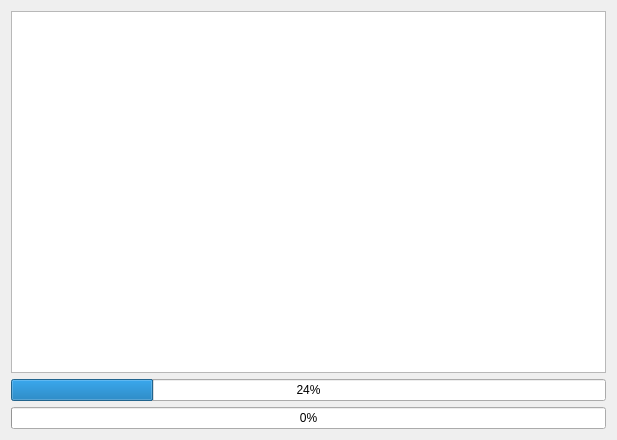
The window that runtimewindow.ui (ArashMassoudieh/OpenHydroQual) describes before a commit, drawn with Qt 5.
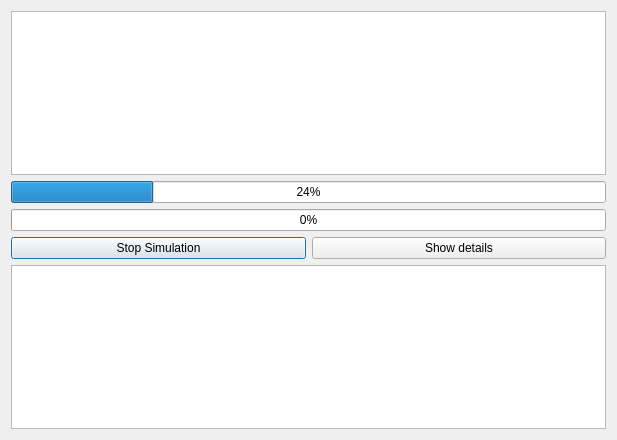
The same window after the commit.

```diff
--- a/runtimewindow.ui
+++ b/runtimewindow.ui
@@ -35,6 +35,27 @@
      </property>
     </widget>
    </item>
+   <item>
+    <layout class="QHBoxLayout" name="horizontalLayout_2">
+     <item>
+      <widget class="QPushButton" name="pushButtonStop">
+       <property name="text">
+        <string>Stop Simulation</string>
+       </property>
+      </widget>
+     </item>
+     <item>
+      <widget class="QPushButton" name="ShowDetails">
+       <property name="text">
+        <string>Show details</string>
+       </property>
+      </widget>
+     </item>
+    </layout>
+   </item>
+   <item>
+    <widget class="QTextBrowser" name="textBrowserdetails"/>
+   </item>
   </layout>
  </widget>
  <resources/>
```
